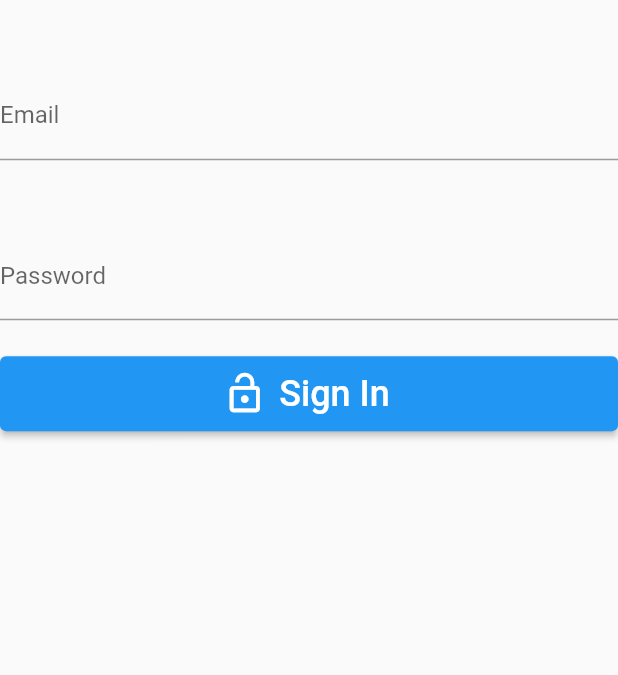
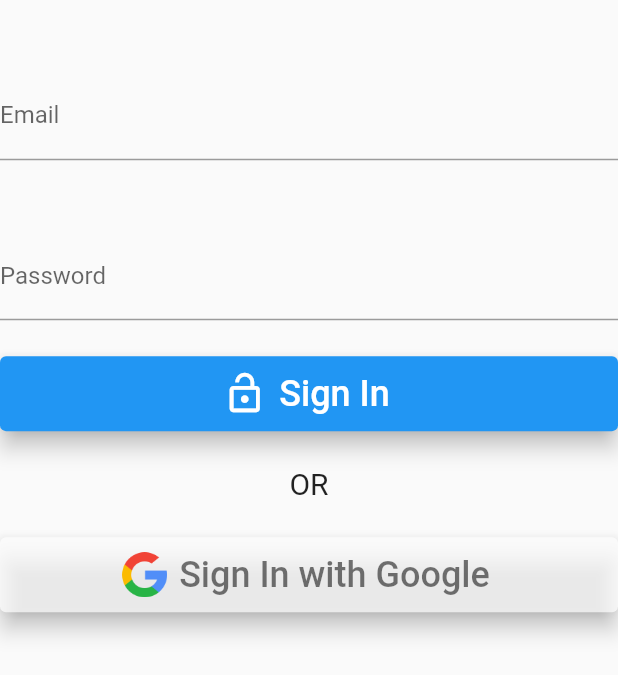
Before and after one commit to ecembostancioglu/note_fb, a Flutter app: the screen it shows after launch, on a phone screen of 412 x 824 dp. Shown: the top 675 px of the screen. Run offline on Flutter 3.47's test engine with Material 2 defaults, Android fonts, the phone set to English and light mode, and no system bars; our stand-ins replace easy_localization, firebase_auth, firebase_core, flutter_screenutil; accounts and stored records are empty.

Commit message:
Added googleSignIn package

```diff
--- a/lib/authentication/widgets/login_widget.dart
+++ b/lib/authentication/widgets/login_widget.dart
@@ -1,5 +1,3 @@
-
-import 'package:easy_localization/easy_localization.dart';
 import 'package:flutter/material.dart';
 import 'package:flutter_screenutil/flutter_screenutil.dart';
 import 'package:todo_fb/authentication/service/auth_service.dart';
@@ -56,14 +54,31 @@ class _LoginWidgetState extends State<LoginWidget> {
             SizedBox(height: 20.h),
             ElevatedButton.icon(
                 style: ElevatedButton.styleFrom(
-                    minimumSize:const Size.fromHeight(50)
+                    minimumSize:const Size.fromHeight(50),
+                    elevation: 6,
                 ),
                 icon:const Icon(Icons.lock_open,size: 30),
                 onPressed: (){
                   _authService.signInAnonymously();
                 },
                 label:const Text('Sign In',
-                    style: TextStyle(fontSize: 24)))
+                    style: TextStyle(fontSize: 24))),
+            SizedBox(height: 20.h),
+            Text('OR',
+                style: TextStyle(fontSize: 20)),
+            SizedBox(height: 20.h),
+            ElevatedButton.icon(
+                style: ElevatedButton.styleFrom(
+                  minimumSize:const Size.fromHeight(50),
+                  elevation: 6,
+                  primary: Colors.white70
+                ),
+                icon:Image.asset('assets/images/google.png',height: 30),
+                onPressed: (){
+                  _authService.signInAnonymously();
+                },
+                label:Text('Sign In with Google',
+                    style: TextStyle(fontSize: 24,color: Colors.black54))),
           ],
         ),
       ),
--- a/pubspec.yaml
+++ b/pubspec.yaml
@@ -41,6 +41,7 @@ dependencies:
   cloud_firestore: ^3.4.5
   provider: ^6.0.3
   flutter_screenutil: ^5.5.3+2
+  google_sign_in: ^5.4.1
 
 
 dev_dependencies:
@@ -68,6 +69,7 @@ flutter:
   # To add assets to your application, add an assets section, like this:
   assets:
     - assets/lang/
+    - assets/images/
 
   # An image asset can refer to one or more resolution-specific "variants", see
   # https://flutter.dev/assets-and-images/#resolution-aware
```
Also changed, not shown: assets/images/google.png (added), pubspec.lock.
